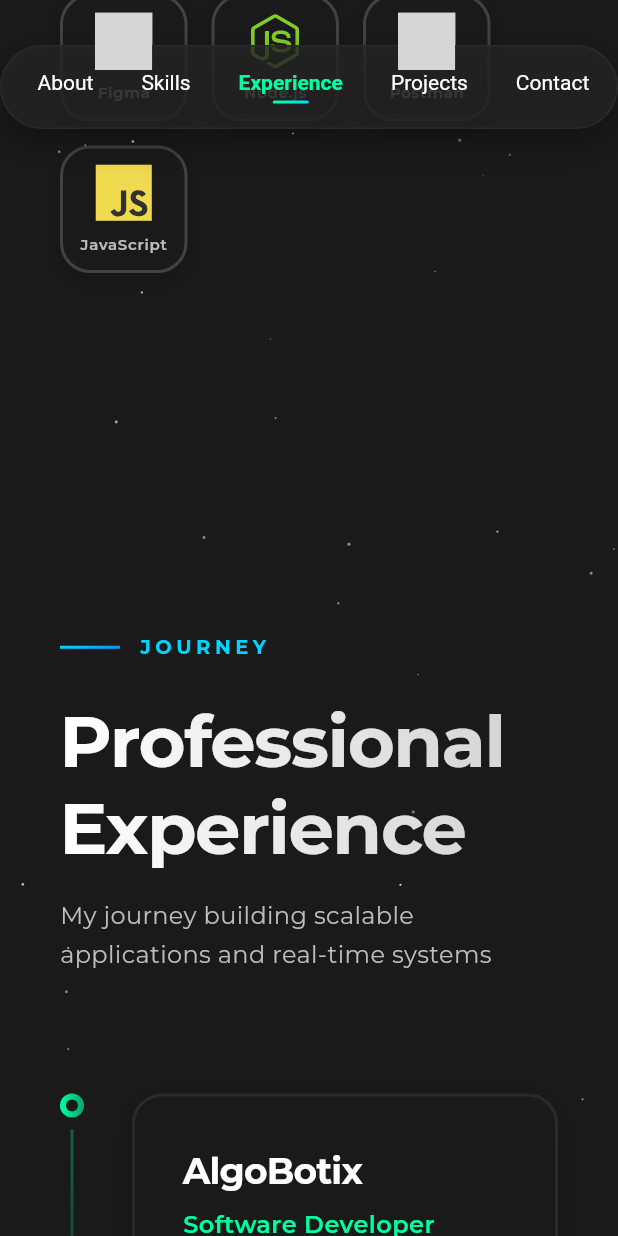
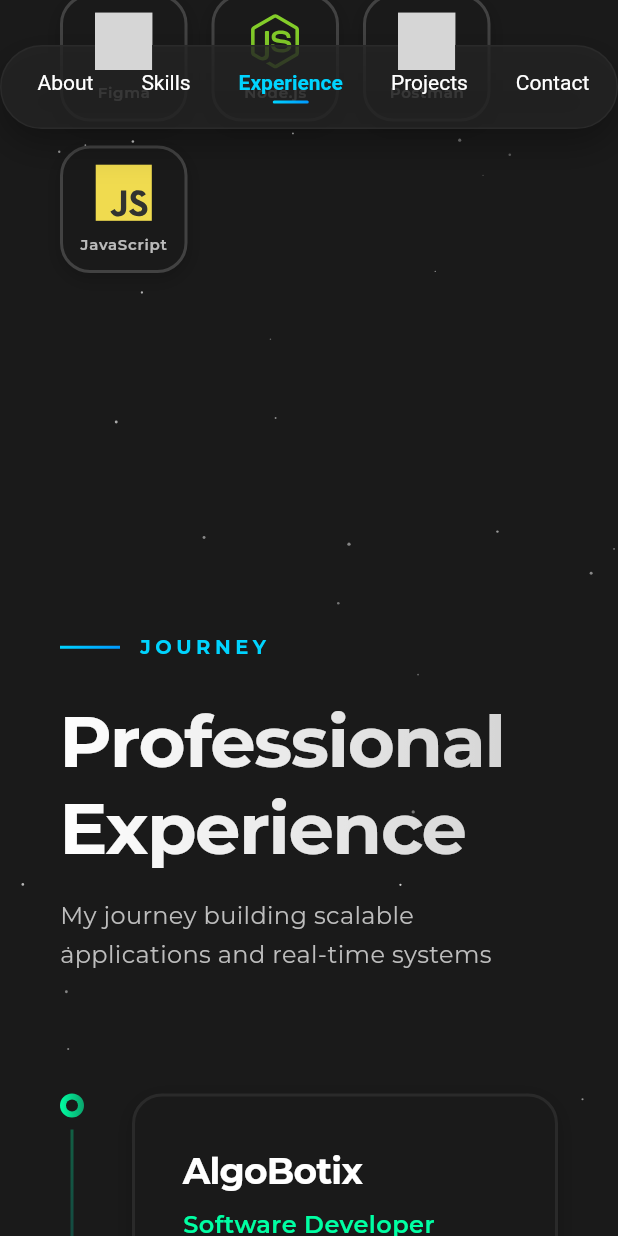
Before and after one commit to ajeyy7/flutter_web_portfolio, a Flutter app: the screen it shows after launch, scrolled down 2880 dp, on a phone screen of 412 x 824 dp. Run offline on Flutter 3.47's test engine with Material 3 defaults, Android fonts, the phone set to English and light mode, and no system bars; our stand-ins replace flutter_svg; grey boxes are pictures that could not be loaded.

Commit message:
updated color theme

```diff
--- a/lib/core/constants/constants.dart
+++ b/lib/core/constants/constants.dart
@@ -3,7 +3,8 @@ import 'package:flutter/material.dart';
 class AppColors {
   static const background = Color(0xFF1a1a1a);
   static const primary = Color(0xFF00D9FF);
-  static const secondary = Color(0xFFFF006E);
+  static const cyan = Color(0xFF00D4FF);
+  static const blue = Color(0xFF0099FF);
   static const textPrimary = Color(0xFFFFFFFF);
   static const textSecondary = Color(0xFFB0B0B0);
   static const cardBackground = Color(0xFF2d2d2d);
--- a/lib/features/about_me/aboutme_section.dart
+++ b/lib/features/about_me/aboutme_section.dart
@@ -1,3 +1,4 @@
+import 'package:Portfolio_Ajay/core/constants/constants.dart';
 import 'package:flutter/material.dart';
 
 class AboutMeSection extends StatelessWidget {
@@ -22,7 +23,7 @@ class AboutMeSection extends StatelessWidget {
                 height: 2,
                 decoration: BoxDecoration(
                   gradient: LinearGradient(
-                    colors: [Color(0xFF00D4FF), Color(0xFF0099FF)],
+                    colors: [AppColors.cyan, AppColors.blue],
                   ),
                 ),
               ),
@@ -32,7 +33,7 @@ class AboutMeSection extends StatelessWidget {
                 style: TextStyle(
                   fontSize: 13,
                   letterSpacing: 3,
-                  color: Color(0xFF00D4FF),
+                  color: AppColors.cyan,
                   fontWeight: FontWeight.w700,
                 ),
               ),
--- a/lib/features/contact_me/contactme_section.dart
+++ b/lib/features/contact_me/contactme_section.dart
@@ -1,3 +1,4 @@
+import 'package:Portfolio_Ajay/core/constants/constants.dart';
 import 'package:flutter/material.dart';
 import 'package:flutter/services.dart';
 import 'package:url_launcher/url_launcher.dart';
@@ -68,7 +69,7 @@ class ContactMeSection extends StatelessWidget {
                 height: 2,
                 decoration: BoxDecoration(
                   gradient: LinearGradient(
-                    colors: [Color(0xFF00D4FF), Color(0xFF0099FF)],
+                    colors: [AppColors.cyan, AppColors.blue],
                   ),
                 ),
               ),
@@ -78,7 +79,7 @@ class ContactMeSection extends StatelessWidget {
                 style: TextStyle(
                   fontSize: 13,
                   letterSpacing: 3,
-                  color: Color(0xFF00D4FF),
+                  color: AppColors.cyan,
                   fontWeight: FontWeight.w700,
                 ),
               ),
--- a/lib/features/experience/experince_section.dart
+++ b/lib/features/experience/experince_section.dart
@@ -1,3 +1,4 @@
+import 'package:Portfolio_Ajay/core/constants/constants.dart';
 import 'package:Portfolio_Ajay/data/experince.dart';
 import 'package:flutter/material.dart';
 
@@ -23,7 +24,7 @@ class ExperienceSection extends StatelessWidget {
                 height: 2,
                 decoration: BoxDecoration(
                   gradient: LinearGradient(
-                    colors: [Color(0xFF00D4FF), Color(0xFF0099FF)],
+                    colors: [AppColors.cyan, AppColors.blue],
                   ),
                 ),
               ),
@@ -33,7 +34,7 @@ class ExperienceSection extends StatelessWidget {
                 style: TextStyle(
                   fontSize: 13,
                   letterSpacing: 3,
-                  color: Color(0xFF00D4FF),
+                  color: AppColors.cyan,
                   fontWeight: FontWeight.w700,
                 ),
               ),
--- a/lib/features/home/home.dart
+++ b/lib/features/home/home.dart
@@ -1,3 +1,4 @@
+import 'package:Portfolio_Ajay/core/constants/constants.dart';
 import 'package:Portfolio_Ajay/features/about_me/aboutme_section.dart';
 import 'package:Portfolio_Ajay/features/contact_me/contactme_section.dart';
 import 'package:Portfolio_Ajay/features/experience/experince_section.dart';
@@ -172,7 +173,7 @@ class _HomeScreenState extends State<HomeScreen> {
               height: 2,
               decoration: BoxDecoration(
                 gradient: LinearGradient(
-                  colors: [Color(0xFF00D4FF), Color(0xFF0099FF)],
+                  colors: [AppColors.cyan, AppColors.blue],
                 ),
               ),
             ),
@@ -182,7 +183,7 @@ class _HomeScreenState extends State<HomeScreen> {
               style: TextStyle(
                 fontSize: 13,
                 letterSpacing: 3,
-                color: Color(0xFF00D4FF),
+                color: AppColors.cyan,
                 fontWeight: FontWeight.w700,
               ),
             ),
@@ -193,7 +194,7 @@ class _HomeScreenState extends State<HomeScreen> {
         // Name
         ShaderMask(
           shaderCallback: (bounds) => LinearGradient(
-            colors: [Colors.white, Colors.white.withValues(alpha:0.8)],
+            colors: [Colors.white, Colors.white.withValues(alpha: 0.8)],
           ).createShader(bounds),
           child: Text(
             'Ajaykrishna',
@@ -211,7 +212,7 @@ class _HomeScreenState extends State<HomeScreen> {
         // Role
         ShaderMask(
           shaderCallback: (bounds) => const LinearGradient(
-            colors: [Color(0xFF00FFA3), Color(0xFF00D9FF)],
+            colors: [AppColors.cyan, AppColors.blue],
           ).createShader(bounds),
           child: Text(
             'Flutter Developer',
@@ -280,22 +281,20 @@ class _HomeScreenState extends State<HomeScreen> {
           padding: const EdgeInsets.symmetric(horizontal: 28, vertical: 16),
           decoration: BoxDecoration(
             gradient: isPrimary
-                ? const LinearGradient(
-                    colors: [Color(0xFF00FFA3), Color(0xFF00D9FF)],
-                  )
+                ? const LinearGradient(colors: [AppColors.cyan, AppColors.blue])
                 : null,
             color: isPrimary ? null : Color(0xFF1A1A1A),
             border: Border.all(
               color: isPrimary
                   ? Colors.transparent
-                  : Color(0xFF00D9FF).withValues(alpha: 0.3),
+                  : AppColors.cyan.withValues(alpha: 0.3),
               width: 2,
             ),
             borderRadius: BorderRadius.circular(12),
             boxShadow: isPrimary
                 ? [
                     BoxShadow(
-                      color: Color(0xFF00D9FF).withValues(alpha:0.3),
+                      color: Color(0xFF00D9FF).withValues(alpha: 0.3),
                       blurRadius: 20,
                       spreadRadius: 0,
                       offset: Offset(0, 8),
@@ -319,7 +318,7 @@ class _HomeScreenState extends State<HomeScreen> {
               Icon(
                 icon,
                 size: 18,
-                color: isPrimary ? const Color(0xFF0A0A0A) : Color(0xFF00D9FF),
+                color: isPrimary ? const Color(0xFF0A0A0A) : AppColors.cyan,
               ),
             ],
           ),
--- a/lib/features/skills/skills_section.dart
+++ b/lib/features/skills/skills_section.dart
@@ -24,7 +24,7 @@ class SkillsSection extends StatelessWidget {
                 height: 2,
                 decoration: BoxDecoration(
                   gradient: LinearGradient(
-                    colors: [Color(0xFF00D4FF), Color(0xFF0099FF)],
+                    colors: [AppColors.cyan, AppColors.blue],
                   ),
                 ),
               ),
@@ -34,7 +34,7 @@ class SkillsSection extends StatelessWidget {
                 style: TextStyle(
                   fontSize: 13,
                   letterSpacing: 3,
-                  color: Color(0xFF00D4FF),
+                  color: AppColors.cyan,
                   fontWeight: FontWeight.w700,
                 ),
               ),
--- a/lib/shared/navbar.dart
+++ b/lib/shared/navbar.dart
@@ -1,4 +1,6 @@
+import 'package:Portfolio_Ajay/core/constants/constants.dart';
 import 'package:flutter/material.dart';
+
 class NavBar extends StatelessWidget {
   final String activeSection;
   final VoidCallback onAboutTap;
@@ -37,15 +39,35 @@ class NavBar extends StatelessWidget {
         child: Row(
           mainAxisSize: MainAxisSize.min,
           children: [
-            _NavItem(label: 'About', onTap: onAboutTap, isActive: activeSection == 'About'),
+            _NavItem(
+              label: 'About',
+              onTap: onAboutTap,
+              isActive: activeSection == 'About',
+            ),
             const SizedBox(width: 32),
-            _NavItem(label: 'Skills', onTap: onSkillsTap, isActive: activeSection == 'Skills'),
+            _NavItem(
+              label: 'Skills',
+              onTap: onSkillsTap,
+              isActive: activeSection == 'Skills',
+            ),
             const SizedBox(width: 32),
-            _NavItem(label: 'Experience', onTap: onExperienceTap, isActive: activeSection == 'Experience'),
+            _NavItem(
+              label: 'Experience',
+              onTap: onExperienceTap,
+              isActive: activeSection == 'Experience',
+            ),
             const SizedBox(width: 32),
-            _NavItem(label: 'Projects', onTap: onProjectsTap, isActive: activeSection == 'Projects'),
+            _NavItem(
+              label: 'Projects',
+              onTap: onProjectsTap,
+              isActive: activeSection == 'Projects',
+            ),
             const SizedBox(width: 32),
-            _NavItem(label: 'Contact', onTap: onContactTap, isActive: activeSection == 'Contact'),
+            _NavItem(
+              label: 'Contact',
+              onTap: onContactTap,
+              isActive: activeSection == 'Contact',
+            ),
           ],
         ),
       ),
@@ -87,7 +109,7 @@ class _NavItemState extends State<_NavItem> {
             AnimatedDefaultTextStyle(
               duration: const Duration(milliseconds: 200),
               style: TextStyle(
-                color: isHighlighted ? const Color(0xFF00FFA3) : Colors.white,
+                color: isHighlighted ? AppColors.cyan : Colors.white,
                 fontSize: 14,
                 fontWeight: isHighlighted ? FontWeight.w600 : FontWeight.w400,
               ),
@@ -100,7 +122,7 @@ class _NavItemState extends State<_NavItem> {
               width: widget.isActive ? 24 : 0,
               decoration: BoxDecoration(
                 gradient: const LinearGradient(
-                  colors: [Color(0xFF00FFA3), Color(0xFF00D9FF)],
+                  colors: [AppColors.cyan, AppColors.blue],
                 ),
                 borderRadius: BorderRadius.circular(2),
               ),
```
Also changed, not shown: lib/features/projects/projects_section.dart (+4 -3 lines).
